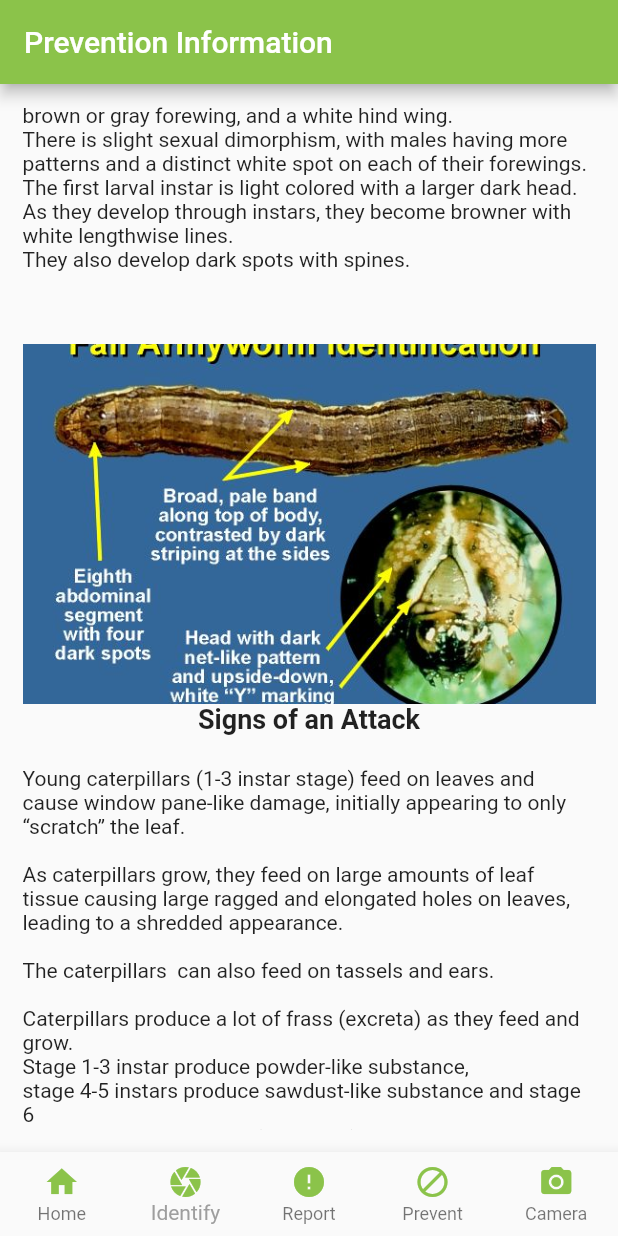
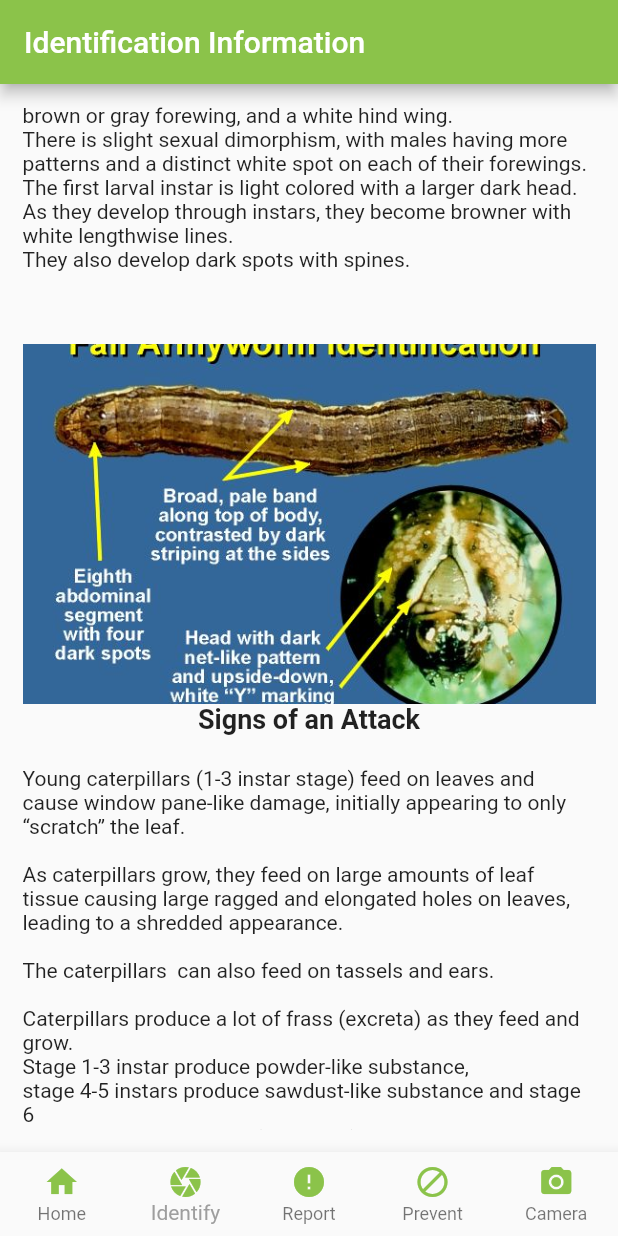
Before and after one commit to flynnm20/SE-Project-Group-7, a Flutter app: the screen it shows after launch, item 2 of the bottom bar chosen, scrolled down 528 dp, on a phone screen of 412 x 824 dp. Run offline on Flutter 3.47's test engine with Material 2 defaults, Android fonts, the phone set to English and light mode, and no system bars; our stand-ins replace camera, gallery_saver, geolocator, google_maps_flutter, image_picker, photo_view and 2 more; missing offline and left inert: mailer; accounts and stored records are empty.

Commit message:
Changed Idetification page header to say identification instead of prevention

```diff
--- a/fall_army_worm_app/lib/pages/Identify.dart
+++ b/fall_army_worm_app/lib/pages/Identify.dart
@@ -32,7 +32,7 @@ class IdentificationPage extends State<IDPage> {
   Widget build(BuildContext context) {
     return Scaffold(
         appBar: AppBar(
-          title: Text("Prevention Information"),
+          title: Text("Identification Information"),
           backgroundColor: Colors.lightGreen,
         ),
 
```
